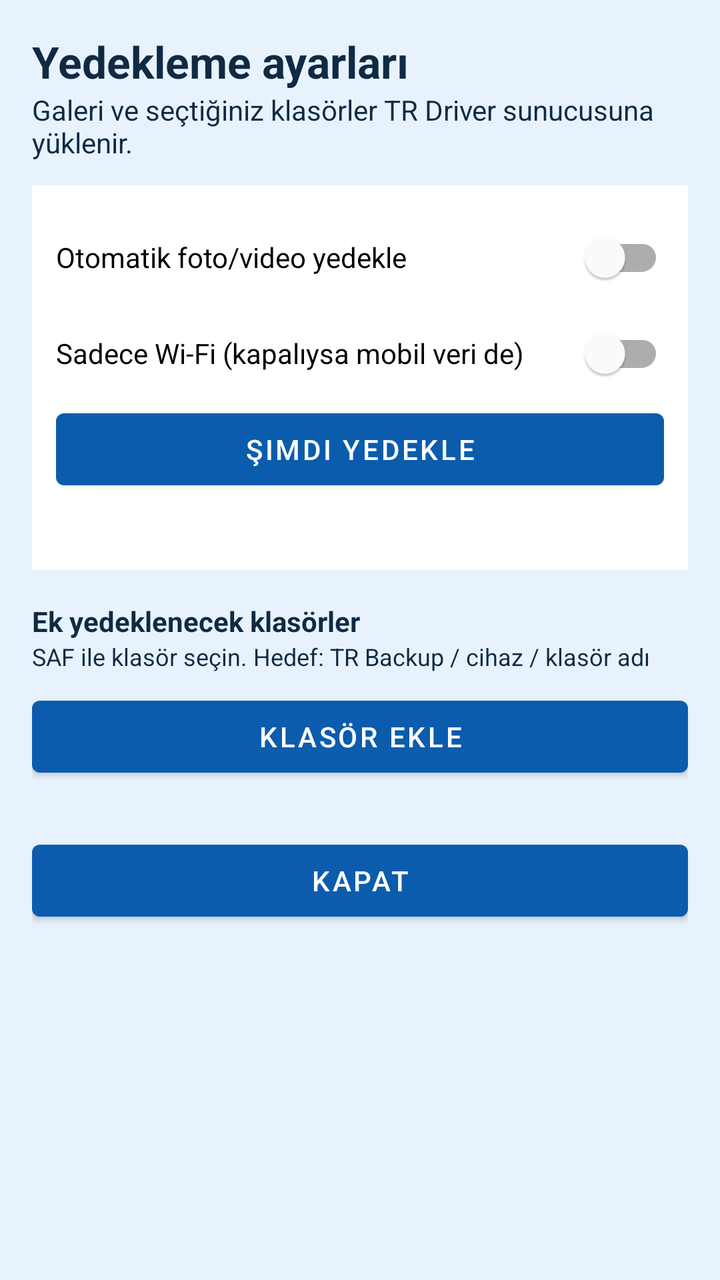
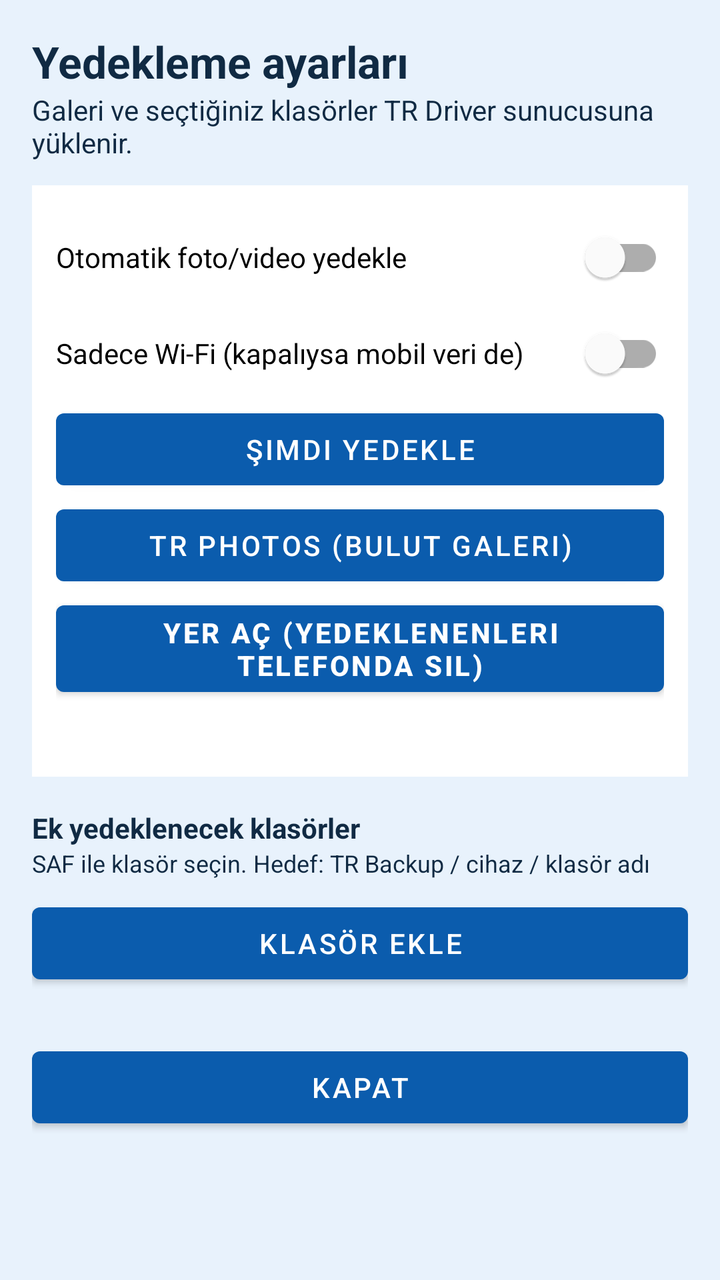

Compare the two renders of this Android layout. The source of the first and the diff that turns it into the second are given below.
<!-- AndroidManifest.xml: activity theme Theme.TRDriver -->
<!-- res/layout/activity_backup_settings.xml -->
<?xml version="1.0" encoding="utf-8"?>
<ScrollView xmlns:android="http://schemas.android.com/apk/res/android"
    android:layout_width="match_parent"
    android:layout_height="match_parent"
    android:background="@color/tr_sky"
    android:fillViewport="true">

    <LinearLayout
        android:layout_width="match_parent"
        android:layout_height="wrap_content"
        android:orientation="vertical"
        android:padding="16dp">

        <TextView
            android:layout_width="match_parent"
            android:layout_height="wrap_content"
            android:text="Yedekleme ayarları"
            android:textColor="@color/tr_ink"
            android:textSize="22sp"
            android:textStyle="bold" />

        <TextView
            android:layout_width="match_parent"
            android:layout_height="wrap_content"
            android:layout_marginBottom="12dp"
            android:text="Galeri ve seçtiğiniz klasörler TR Driver sunucusuna yüklenir."
            android:textColor="@color/tr_ink" />

        <LinearLayout
            android:layout_width="match_parent"
            android:layout_height="wrap_content"
            android:background="@android:color/white"
            android:orientation="vertical"
            android:padding="12dp">

            <com.google.android.material.switchmaterial.SwitchMaterial
                android:id="@+id/switchGalleryBackup"
                android:layout_width="match_parent"
                android:layout_height="wrap_content"
                android:text="Otomatik foto/video yedekle" />

            <com.google.android.material.switchmaterial.SwitchMaterial
                android:id="@+id/switchWifiOnly"
                android:layout_width="match_parent"
                android:layout_height="wrap_content"
                android:text="Sadece Wi‑Fi (kapalıysa mobil veri de)" />

            <Button
                android:id="@+id/btnBackupNow"
                android:layout_width="match_parent"
                android:layout_height="wrap_content"
                android:text="Şimdi yedekle" />

            <TextView
                android:id="@+id/backupStatus"
                android:layout_width="match_parent"
                android:layout_height="wrap_content"
                android:layout_marginTop="8dp"
                android:textColor="@color/tr_ink"
                android:textSize="12sp" />
        </LinearLayout>

        <TextView
            android:layout_width="match_parent"
            android:layout_height="wrap_content"
            android:layout_marginTop="16dp"
            android:text="Ek yedeklenecek klasörler"
            android:textColor="@color/tr_ink"
            android:textStyle="bold" />

        <TextView
            android:layout_width="match_parent"
            android:layout_height="wrap_content"
            android:layout_marginBottom="8dp"
            android:text="SAF ile klasör seçin. Hedef: TR Backup / cihaz / klasör adı"
            android:textColor="@color/tr_ink"
            android:textSize="12sp" />

        <Button
            android:id="@+id/btnAddFolder"
            android:layout_width="match_parent"
            android:layout_height="wrap_content"
            android:text="Klasör ekle" />

        <LinearLayout
            android:id="@+id/folderList"
            android:layout_width="match_parent"
            android:layout_height="wrap_content"
            android:orientation="vertical"
            android:paddingTop="8dp" />

        <Button
            android:id="@+id/btnCloseBackup"
            android:layout_width="match_parent"
            android:layout_height="wrap_content"
            android:layout_marginTop="16dp"
            android:text="Kapat" />
    </LinearLayout>
</ScrollView>
<!-- resources referenced by this layout -->
<resources>
  <color name="tr_ink">#102A43</color>
  <color name="tr_sky">#E8F2FC</color>
  <style name="Theme.TRDriver" parent="Theme.MaterialComponents.Light.NoActionBar">
          <item name="colorPrimary">@color/tr_blue</item>
          <item name="colorPrimaryVariant">@color/tr_blue_dark</item>
          <item name="colorOnPrimary">@color/tr_white</item>
          <item name="android:statusBarColor">@color/tr_blue_dark</item>
          <item name="android:windowBackground">@color/tr_sky</item>
      </style>
  <color name="tr_blue">#0B5CAD</color>
  <color name="tr_blue_dark">#083F78</color>
  <color name="tr_white">#FFFFFF</color>
</resources>

<!-- the commit's change to res/layout/activity_backup_settings.xml (unified diff, before → after) -->
@@ -51,6 +51,19 @@
                 android:layout_height="wrap_content"
                 android:text="Şimdi yedekle" />
 
+            <Button
+                android:id="@+id/btnOpenPhotos"
+                android:layout_width="match_parent"
+                android:layout_height="wrap_content"
+                android:text="TR Photos (bulut galeri)" />
+
+            <Button
+                android:id="@+id/btnFreeUpSpace"
+                android:layout_width="match_parent"
+                android:layout_height="wrap_content"
+                android:text="Yer aç (yedeklenenleri telefonda sil)"
+                android:textStyle="bold" />
+
             <TextView
                 android:id="@+id/backupStatus"
                 android:layout_width="match_parent"
